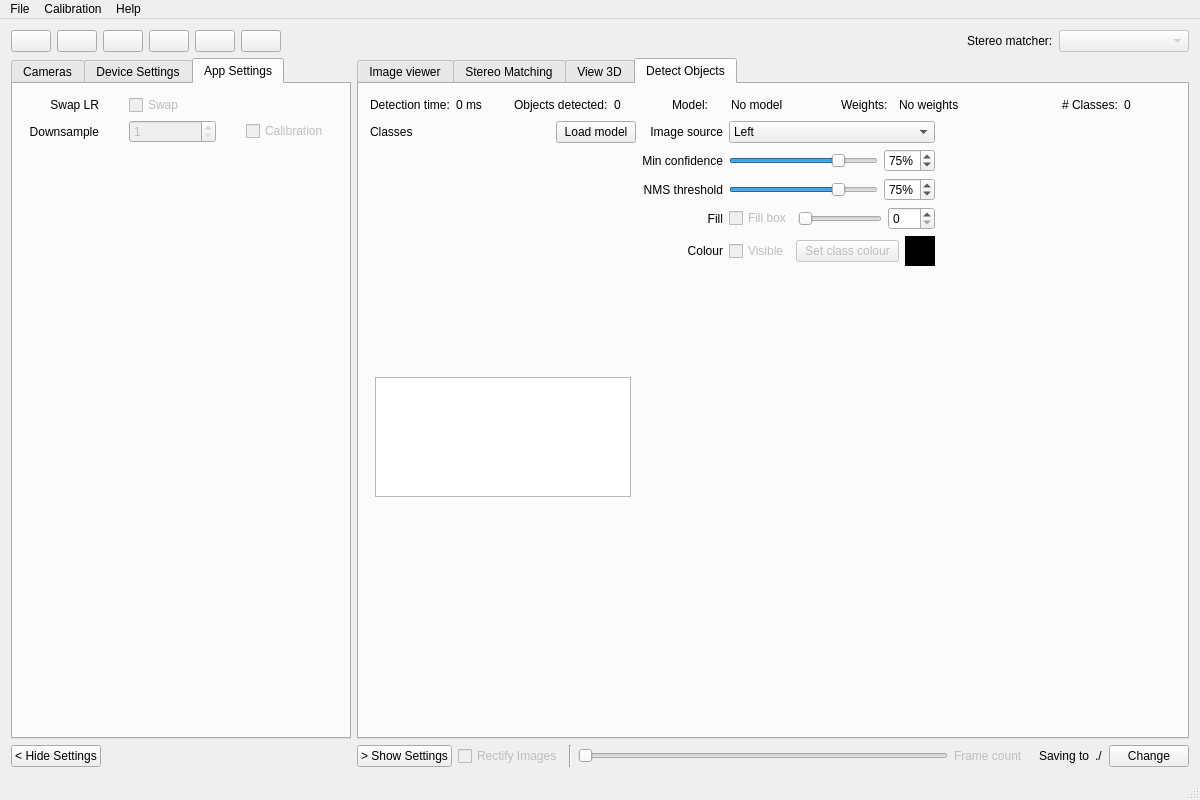
Old version of the form src/mainwindow.ui in the repository i3drobotics/stereo-vision-toolkit.
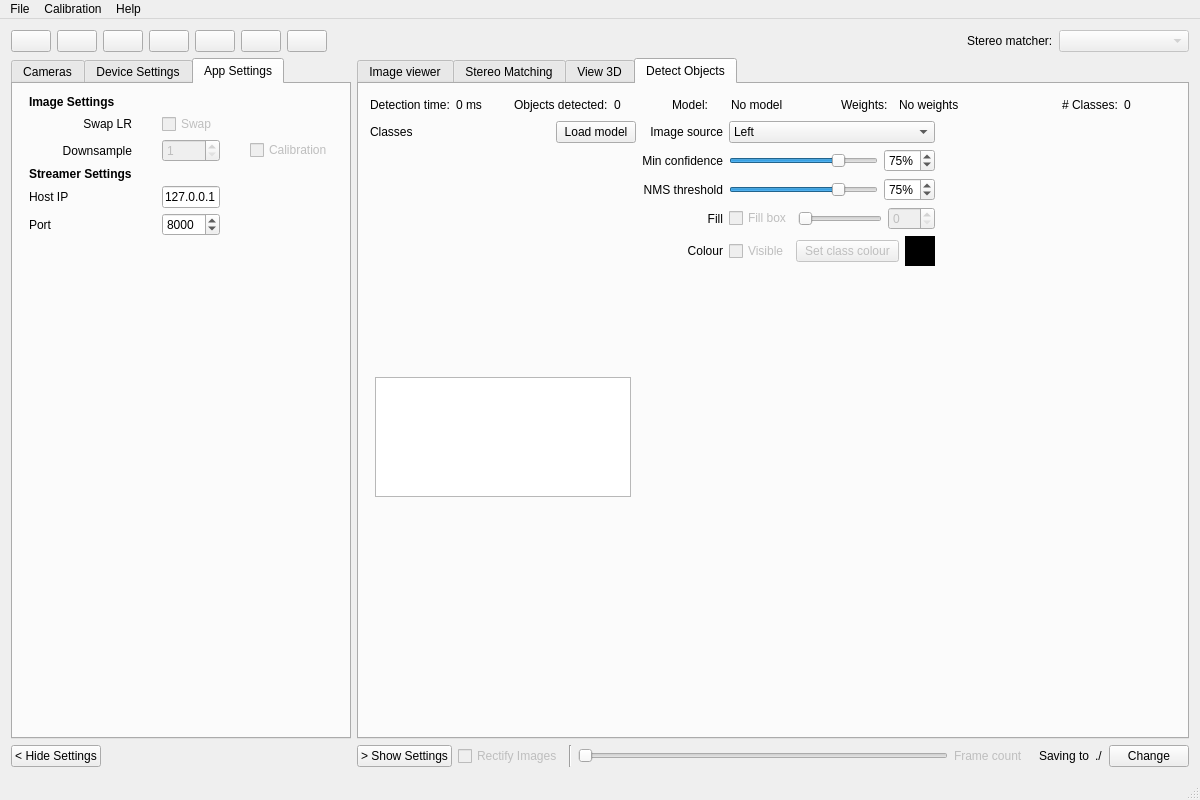
New version of the form. The open tabs and pages were chosen to show the change.

Commit message: added streamer server (ability to stream in progress)

```diff
--- a/src/mainwindow.ui
+++ b/src/mainwindow.ui
@@ -799,17 +799,33 @@
                <property name="verticalSpacing">
                 <number>5</number>
                </property>
-               <item row="1" column="2">
-                <widget class="QCheckBox" name="toggleCalibrationDownsample">
-                 <property name="enabled">
-                  <bool>false</bool>
+               <item row="6" column="0">
+                <spacer name="horizontalSpacer_9">
+                 <property name="orientation">
+                  <enum>Qt::Horizontal</enum>
                  </property>
-                 <property name="text">
-                  <string>Calibration</string>
+                 <property name="sizeHint" stdset="0">
+                  <size>
+                   <width>40</width>
+                   <height>20</height>
+                  </size>
                  </property>
-                </widget>
+                </spacer>
                </item>
-               <item row="1" column="0">
+               <item row="6" column="1">
+                <spacer name="horizontalSpacer_10">
+                 <property name="orientation">
+                  <enum>Qt::Horizontal</enum>
+                 </property>
+                 <property name="sizeHint" stdset="0">
+                  <size>
+                   <width>40</width>
+                   <height>20</height>
+                  </size>
+                 </property>
+                </spacer>
+               </item>
+               <item row="2" column="0">
                 <widget class="QLabel" name="lblDownsample">
                  <property name="enabled">
                   <bool>true</bool>
@@ -822,20 +838,7 @@
                  </property>
                 </widget>
                </item>
-               <item row="2" column="2">
-                <spacer name="horizontalSpacer_11">
-                 <property name="orientation">
-                  <enum>Qt::Horizontal</enum>
-                 </property>
-                 <property name="sizeHint" stdset="0">
-                  <size>
-                   <width>40</width>
-                   <height>20</height>
-                  </size>
-                 </property>
-                </spacer>
-               </item>
-               <item row="0" column="1">
+               <item row="1" column="1">
                 <widget class="QCheckBox" name="toggleSwapLeftRight">
                  <property name="enabled">
                   <bool>false</bool>
@@ -854,33 +857,7 @@
                  </property>
                 </widget>
                </item>
-               <item row="2" column="1">
-                <spacer name="horizontalSpacer_10">
-                 <property name="orientation">
-                  <enum>Qt::Horizontal</enum>
-                 </property>
-                 <property name="sizeHint" stdset="0">
-                  <size>
-                   <width>40</width>
-                   <height>20</height>
-                  </size>
-                 </property>
-                </spacer>
-               </item>
-               <item row="2" column="0">
-                <spacer name="horizontalSpacer_9">
-                 <property name="orientation">
-                  <enum>Qt::Horizontal</enum>
-                 </property>
-                 <property name="sizeHint" stdset="0">
-                  <size>
-                   <width>40</width>
-                   <height>20</height>
-                  </size>
-                 </property>
-                </spacer>
-               </item>
-               <item row="0" column="0">
+               <item row="1" column="0">
                 <widget class="QLabel" name="lblSwapLR">
                  <property name="enabled">
                   <bool>true</bool>
@@ -893,7 +870,17 @@
                  </property>
                 </widget>
                </item>
-               <item row="1" column="1">
+               <item row="2" column="2">
+                <widget class="QCheckBox" name="toggleCalibrationDownsample">
+                 <property name="enabled">
+                  <bool>false</bool>
+                 </property>
+                 <property name="text">
+                  <string>Calibration</string>
+                 </property>
+                </widget>
+               </item>
+               <item row="2" column="1">
                 <widget class="QSpinBox" name="spinBoxDownsample">
                  <property name="enabled">
                   <bool>false</bool>
@@ -918,7 +905,21 @@
                  </property>
                 </widget>
                </item>
-               <item row="3" column="1">
+               <item row="4" column="0">
+                <widget class="QLabel" name="lblHostIP">
+                 <property name="text">
+                  <string>Host IP</string>
+                 </property>
+                </widget>
+               </item>
+               <item row="0" column="0">
+                <widget class="QLabel" name="lblImageSettings">
+                 <property name="text">
+                  <string>&lt;html&gt;&lt;head/&gt;&lt;body&gt;&lt;p&gt;&lt;span style=&quot; font-weight:600;&quot;&gt;Image Settings&lt;/span&gt;&lt;/p&gt;&lt;/body&gt;&lt;/html&gt;</string>
+                 </property>
+                </widget>
+               </item>
+               <item row="7" column="1">
                 <spacer name="verticalSpacer_4">
                  <property name="orientation">
                   <enum>Qt::Vertical</enum>
@@ -931,6 +932,50 @@
                  </property>
                 </spacer>
                </item>
+               <item row="3" column="0">
+                <widget class="QLabel" name="lblStreamerSettings">
+                 <property name="text">
+                  <string>&lt;html&gt;&lt;head/&gt;&lt;body&gt;&lt;p&gt;&lt;span style=&quot; font-weight:600;&quot;&gt;Streamer Settings&lt;/span&gt;&lt;/p&gt;&lt;/body&gt;&lt;/html&gt;</string>
+                 </property>
+                </widget>
+               </item>
+               <item row="6" column="2">
+                <spacer name="horizontalSpacer_11">
+                 <property name="orientation">
+                  <enum>Qt::Horizontal</enum>
+                 </property>
+                 <property name="sizeHint" stdset="0">
+                  <size>
+                   <width>40</width>
+                   <height>20</height>
+                  </size>
+                 </property>
+                </spacer>
+               </item>
+               <item row="5" column="0">
+                <widget class="QLabel" name="lblPort">
+                 <property name="text">
+                  <string>Port</string>
+                 </property>
+                </widget>
+               </item>
+               <item row="5" column="1">
+                <widget class="QSpinBox" name="spinBoxStreamPort">
+                 <property name="maximum">
+                  <number>9999</number>
+                 </property>
+                 <property name="value">
+                  <number>8000</number>
+                 </property>
+                </widget>
+               </item>
+               <item row="4" column="1">
+                <widget class="QLineEdit" name="txtStreamerHostIP">
+                 <property name="text">
+                  <string>127.0.0.1</string>
+                 </property>
+                </widget>
+               </item>
               </layout>
              </item>
             </layout>
@@ -1416,6 +1461,9 @@
                 </item>
                 <item>
                  <widget class="QSpinBox" name="bboxAlphaSpinbox">
+                  <property name="enabled">
+                   <bool>false</bool>
+                  </property>
                   <property name="maximum">
                    <number>255</number>
                   </property>
@@ -2044,6 +2092,28 @@
         </property>
        </widget>
       </item>
+      <item>
+       <widget class="QPushButton" name="enableStreamer">
+        <property name="maximumSize">
+         <size>
+          <width>40</width>
+          <height>40</height>
+         </size>
+        </property>
+        <property name="text">
+         <string/>
+        </property>
+        <property name="iconSize">
+         <size>
+          <width>30</width>
+          <height>25</height>
+         </size>
+        </property>
+        <property name="checkable">
+         <bool>true</bool>
+        </property>
+       </widget>
+      </item>
       <item>
        <spacer name="horizontalSpacer_3">
         <property name="orientation">
```
Left out of the diff: 5 changed lines with no effect on the pictures. The commit also changes 15 other files.
